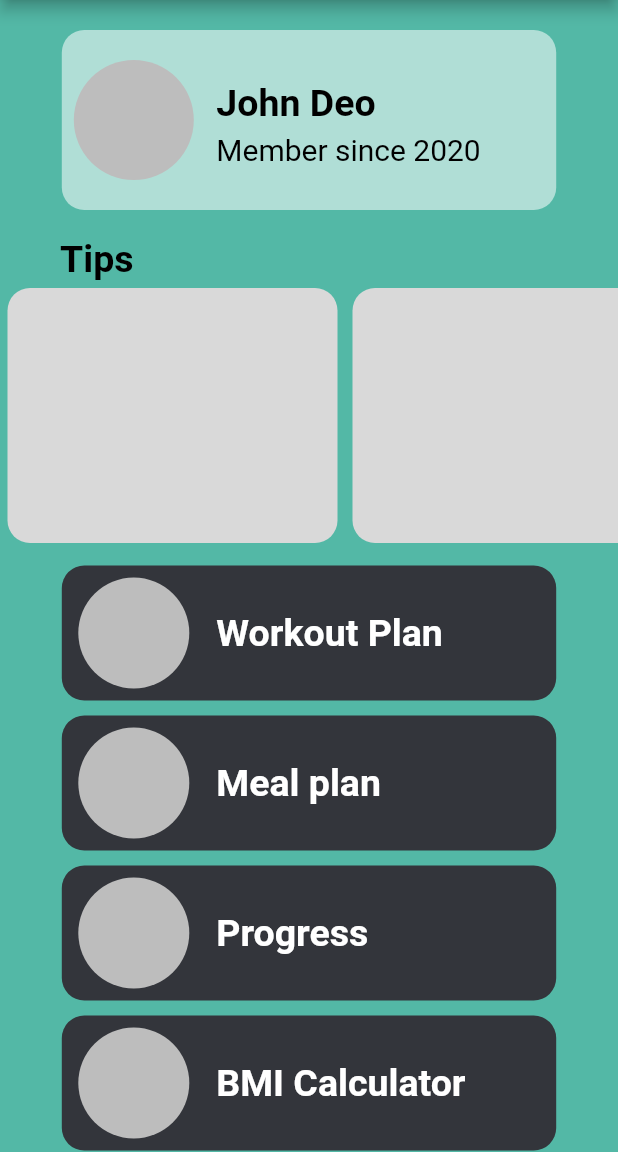
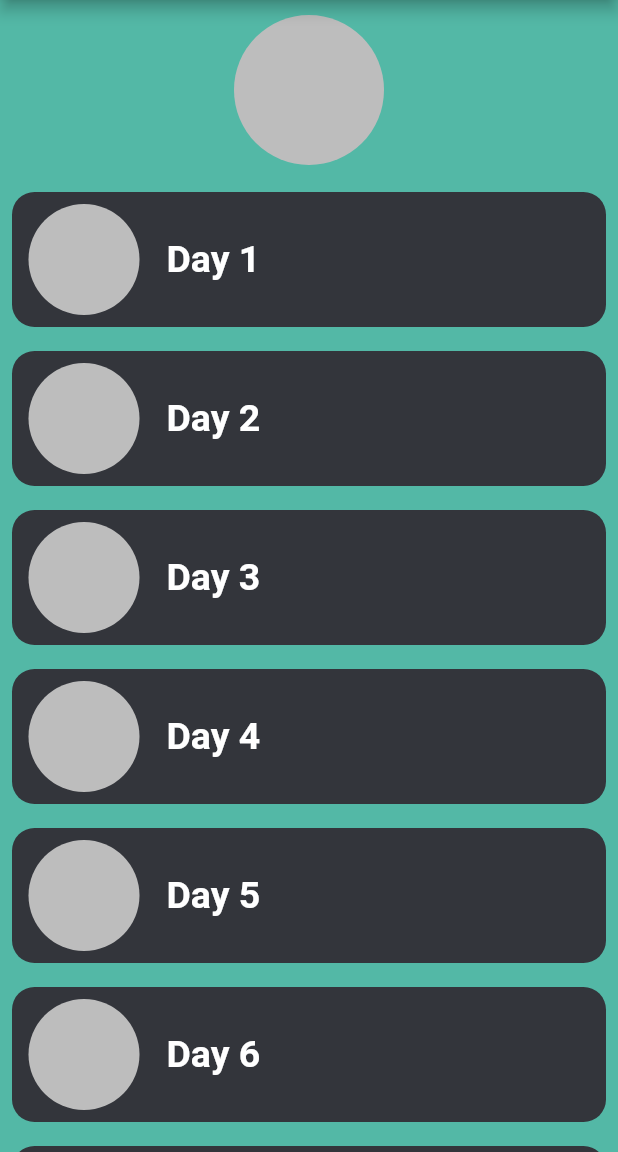
Before and after one commit to shawnrrodrigo/setWorkout, a Flutter app: the screen it shows after launch, on a phone screen of 412 x 824 dp, the part 84-1236 px from its top. Run offline on Flutter 3.47's test engine with Material 2 defaults, Android fonts, the light colour scheme and no system bars.

Commit message:
Schedule page

```diff
--- a/lib/main.dart
+++ b/lib/main.dart
@@ -1,6 +1,7 @@
 import 'package:flutter/material.dart';
 import 'package:setworkout/login.dart';
 import 'package:setworkout/menu.dart';
+import 'package:setworkout/schedule.dart';
 import 'package:setworkout/signup.dart';
 
 void main() {
@@ -20,10 +21,11 @@ class MyApp extends StatelessWidget {
           buttonColor: Color.fromRGBO(51, 53, 59, 1),
           shadowColor: Color.fromRGBO(217, 217, 217, 1)),
       routes: {
-        '/': (ctx) => MenuScreen(),
+        '/': (ctx) => ScheduleScreen(),
         LoginScreen.routeName: (ctx) => LoginScreen(),
         SignupScreen.routeName: (ctx) => SignupScreen(),
         MenuScreen.routeName: (ctx) => MenuScreen(),
+        ScheduleScreen.routeName: (ctx) => ScheduleScreen(),
       },
     );
   }
--- /dev/null
+++ b/lib/schedule.dart
@@ -0,0 +1,105 @@
+import 'package:flutter/material.dart';
+
+class ScheduleScreen extends StatefulWidget {
+  static const routeName = '/schedulescreen';
+
+  @override
+  State<ScheduleScreen> createState() => _ScheduleScreenState();
+}
+
+class _ScheduleScreenState extends State<ScheduleScreen> {
+  List<String> days = [
+    'Day 1',
+    'Day 2',
+    'Day 3',
+    'Day 4',
+    'Day 5',
+    'Day 6',
+    'Day 7'
+  ];
+  @override
+  Widget build(BuildContext context) {
+    final width = MediaQuery.of(context).size.width;
+    final height = MediaQuery.of(context).size.height;
+
+    return Scaffold(
+      appBar: AppBar(
+        backgroundColor: Theme.of(context).buttonColor,
+        title: Row(
+          mainAxisAlignment: MainAxisAlignment.center,
+          children: [
+            Text(
+              'SET',
+              style: TextStyle(color: Colors.white, fontSize: 18),
+            ),
+            Text(
+              'WORKOUT',
+              style: TextStyle(
+                  fontWeight: FontWeight.w800,
+                  color: Theme.of(context).backgroundColor,
+                  fontSize: 18),
+            ),
+          ],
+        ),
+      ),
+      backgroundColor: Theme.of(context).backgroundColor,
+      body: SingleChildScrollView(
+        child: Column(
+          children: [
+            Padding(
+              padding: const EdgeInsets.all(10.0),
+              child: Center(
+                child: CircleAvatar(
+                  backgroundColor: Colors.grey[400],
+                  radius: 50,
+                ),
+              ),
+            ),
+            Container(
+              height: height * 0.8,
+              child: Center(
+                  child: ListView.builder(
+                itemCount: days.length,
+                scrollDirection: Axis.vertical,
+                itemBuilder: (ctx, i) => Padding(
+                  padding: const EdgeInsets.all(8.0),
+                  child: Container(
+                    height: 90,
+                    width: width * 0.8,
+                    decoration: BoxDecoration(
+                        borderRadius: BorderRadius.circular(15),
+                        color: Theme.of(context).buttonColor),
+                    child: Padding(
+                      padding: const EdgeInsets.all(8.0),
+                      child: Row(
+                        children: [
+                          CircleAvatar(
+                            backgroundColor: Colors.grey[400],
+                            radius: 40,
+                          ),
+                          SizedBox(
+                            width: 10,
+                          ),
+                          Padding(
+                            padding: const EdgeInsets.all(5.0),
+                            child: Text(
+                              days[i],
+                              style: TextStyle(
+                                  color: Colors.white,
+                                  fontWeight: FontWeight.bold,
+                                  fontSize: 25),
+                            ),
+                          ),
+                        ],
+                      ),
+                    ),
+                  ),
+                ),
+              )),
+            )
+          ],
+        ),
+      ),
+    );
+  }
+}
```
